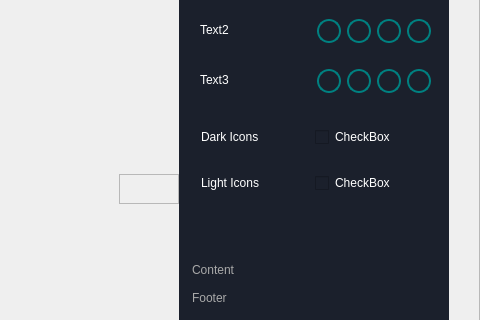
Before: the Qt Designer form gui/uis/main.ui in ufopilot/PyQT-DemoAPP, drawn with Qt 5; both pictures show x 765 to 1245 and y 423 to 743 of the 1245 by 828 pixel window.
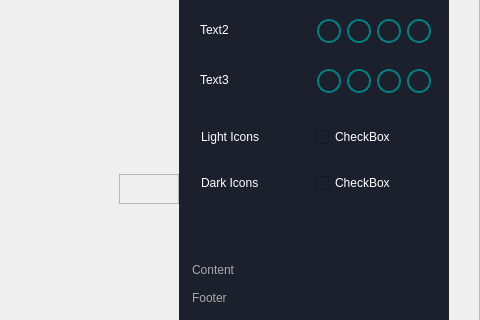
After: the same form once the commit is applied. The open tabs and pages were chosen to show the change. Icons and pictures are not drawn. Custom widgets are drawn as their Qt base class.

The edit to the form file:
```diff
--- a/gui/uis/main.ui
+++ b/gui/uis/main.ui
@@ -2878,7 +2878,7 @@
                           </size>
                          </property>
                          <property name="text">
-                          <string>Dark Icons</string>
+                          <string>Light Icons</string>
                          </property>
                         </widget>
                        </item>
@@ -2891,7 +2891,7 @@
                           </size>
                          </property>
                          <property name="text">
-                          <string>Light Icons</string>
+                          <string>Dark Icons</string>
                          </property>
                         </widget>
                        </item>
```
Left out of the diff: 6 changed lines with no effect on the pictures.
